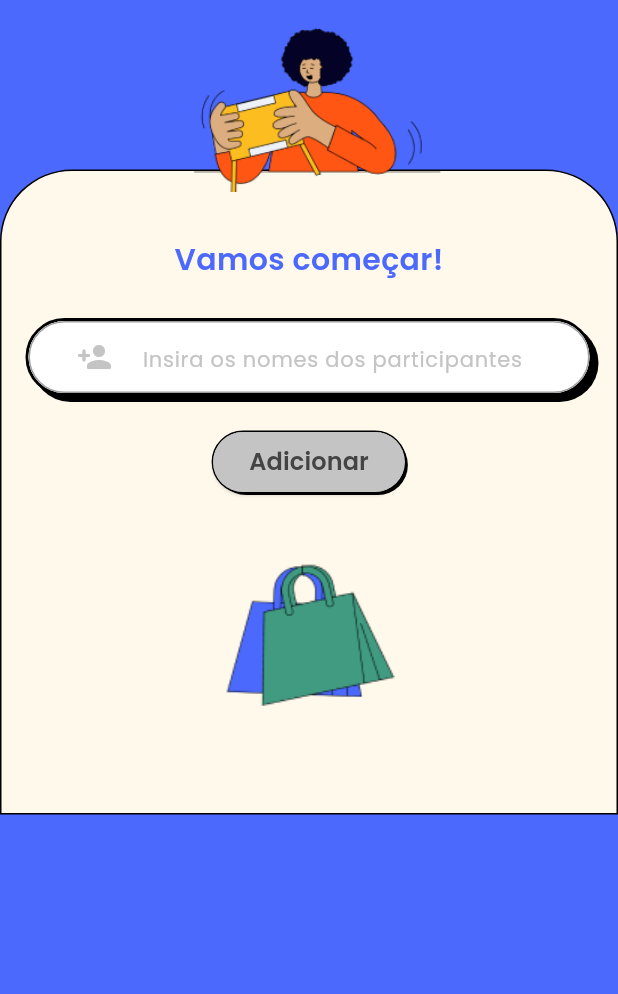
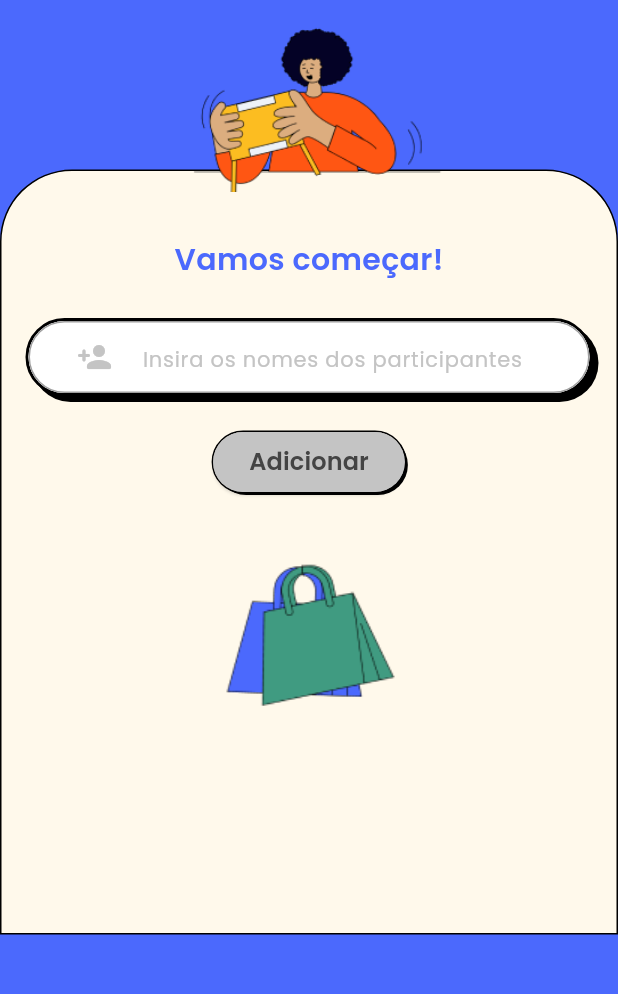
Before and after one commit to vitorleuterio/ci-alura-course-main, a Flutter app: the screen it shows after launch, on a phone screen of 412 x 824 dp, the part 240-1234 px from its top. Run offline on Flutter 3.47's test engine with Material 3 defaults, Android fonts, the phone set to English and light mode, and no system bars; our stand-ins replace bloc, flutter_bloc, flutter_svg, google_fonts.

Commit message:
space in home form

```diff
--- a/lib/widgets/home/home_form_widget.dart
+++ b/lib/widgets/home/home_form_widget.dart
@@ -97,6 +97,7 @@ class _HomeFormWidgetState extends State<HomeFormWidget> {
                 ImageConstants.shoppingBags,
                 height: 140,
               ),
+              const SizedBox(height: 80),
               const SizedBox(height: 20),
             ],
           ),
```
